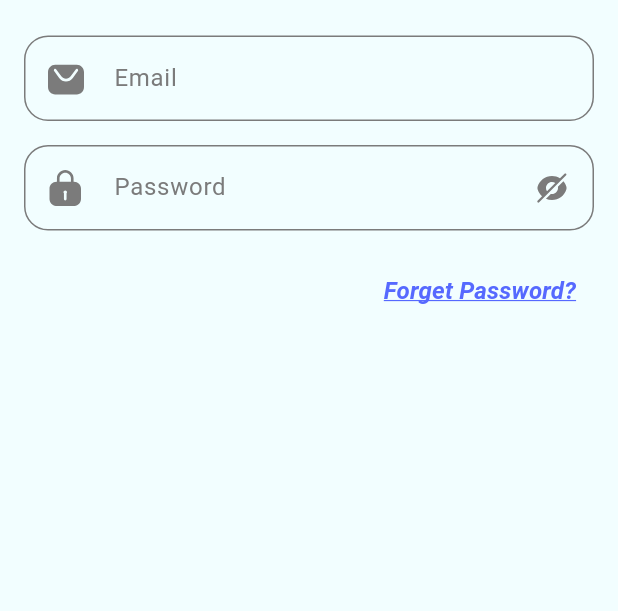
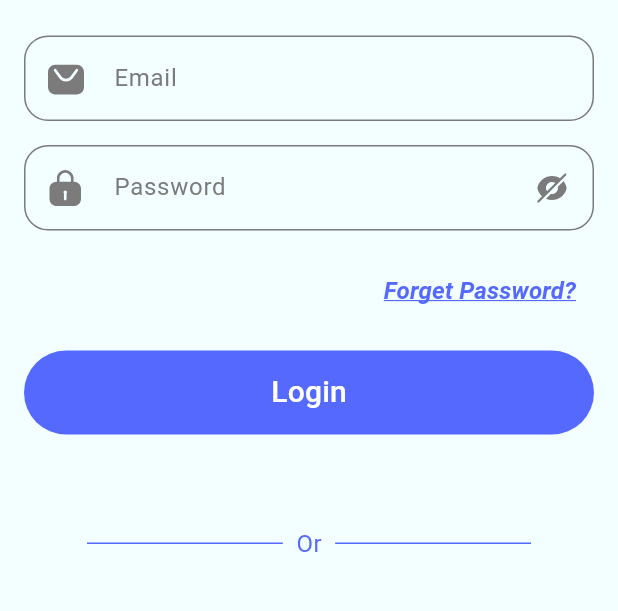
Before and after one commit to drasayed/evently, a Flutter app: the screen it shows after launch, on a phone screen of 412 x 824 dp, the part 311-922 px from its top. Run offline on Flutter 3.47's test engine with Material 3 defaults, Android fonts, the phone set to English and light mode, and no system bars; our stand-ins replace flutter_svg, vector_graphics; statements that could not run were skipped.

Commit message:
button start

```diff
--- a/lib/common/theme/app_theme.dart
+++ b/lib/common/theme/app_theme.dart
@@ -1,5 +1,6 @@
+import 'package:flutter/material.dart';
+
 import 'app_colors.dart';
-import 'package:flutter/material.dart';
 
 class AppTheme {
   static ThemeData lightTheme = ThemeData(
--- /dev/null
+++ b/lib/common/widget/custom_botton.dart
@@ -0,0 +1,19 @@
+import 'package:flutter/material.dart';
+
+import '../theme/app_colors.dart';
+
+class CustomButton extends StatelessWidget {
+  final void Function()? onPressed;
+  final String title;
+  const CustomButton({super.key, this.onPressed, required this.title});
+
+  @override
+  Widget build(BuildContext context) {
+    return FilledButton(onPressed: onPressed,
+    style: FilledButton.styleFrom(backgroundColor: AppColors.mainColor,shape:),
+    child: Text(title,style: TextStyle(fontSize: 20,fontWeight: FontWeight.w500,color: Colors.white),)
+    );
+
+
+  }
+}
--- a/lib/common/widget/custom_text_field.dart
+++ b/lib/common/widget/custom_text_form_field.dart
@@ -1,8 +1,8 @@
-import 'package:evently/common/theme/app_colors.dart';
+import '../theme/app_colors.dart';
 import 'package:flutter/material.dart';
 
-class CustomTextField extends StatelessWidget {
-  const CustomTextField({
+class CustomTextFormField extends StatelessWidget {
+  const CustomTextFormField({
     super.key,
     this.hintText,
     this.prefixIcon,
--- a/lib/main.dart
+++ b/lib/main.dart
@@ -1,7 +1,8 @@
+import 'package:flutter/material.dart';
+
 import 'common/theme/app_theme.dart';
 import 'screens/log_in_screen.dart';
 import 'screens/sign_up_screen.dart';
-import 'package:flutter/material.dart';
 
 void main() {
   runApp(const MyApp());
--- a/lib/screens/log_in_screen.dart
+++ b/lib/screens/log_in_screen.dart
@@ -1,6 +1,8 @@
-import 'package:evently/common/theme/app_colors.dart';
-import 'package:evently/common/widget/custom_text_field.dart';
-import 'package:evently/gen/assets.gen.dart';
+import 'package:evently/common/widget/custom_botton.dart';
+
+import '../common/theme/app_colors.dart';
+import '../common/widget/custom_text_form_field.dart';
+import '../gen/assets.gen.dart';
 import 'package:flutter/material.dart';
 
 class LogInScreen extends StatelessWidget {
@@ -13,6 +15,7 @@ class LogInScreen extends StatelessWidget {
       body: SafeArea(
         child: Padding(
           padding: const EdgeInsets.all(16.0),
+          child: SingleChildScrollView(
             child: Column(
               crossAxisAlignment: CrossAxisAlignment.center,
               children: [
@@ -26,12 +29,12 @@ class LogInScreen extends StatelessWidget {
                   ),
                 ),
                 SizedBox(height: 24),
-              CustomTextField(
+                CustomTextFormField(
                   hintText: 'Email',
                   prefixIcon: Assets.icons.email.svg(),
                 ), //TODO Local
                 SizedBox(height: 16),
-              CustomTextField(
+                CustomTextFormField(
                   hintText: 'Password',
                   prefixIcon: Assets.icons.lock.svg(),
                   suffixIcon: Assets.icons.eye.svg(),
@@ -49,11 +52,28 @@ class LogInScreen extends StatelessWidget {
                         fontStyle: FontStyle.italic,
                         decoration: TextDecoration.underline,
                         decorationColor: AppColors.mainColor
-                    ),),
+                      ),)//TODO Local,
                     ),
                   ],
-              ), //TODO Local
+                ),
+                SizedBox(height:16 ) ,
+                Row(
+                  children: [
+                    Expanded(child: SizedBox(height: 56,child: CustomButton(title:'Login',onPressed: (){},))),
                   ],
+                ),
+                SizedBox(height: 24),
+                Text.rich(TextSpan()),
+                SizedBox(height: 16),
+                Row(spacing: 9,
+                  children: [
+
+                  Expanded(child: Divider(color: AppColors.mainColor,indent: 42,)),
+                  Text('Or',style: TextStyle(color: AppColors.mainColor,fontWeight: FontWeight.w400,fontSize: 16),),
+                  Expanded(child: Divider(color: AppColors.mainColor,endIndent: 42,))
+                ],)
+              ],
+            ),
           ),
         ),
       ),
```
Lines whose indentation alone changed are shown as unchanged.
